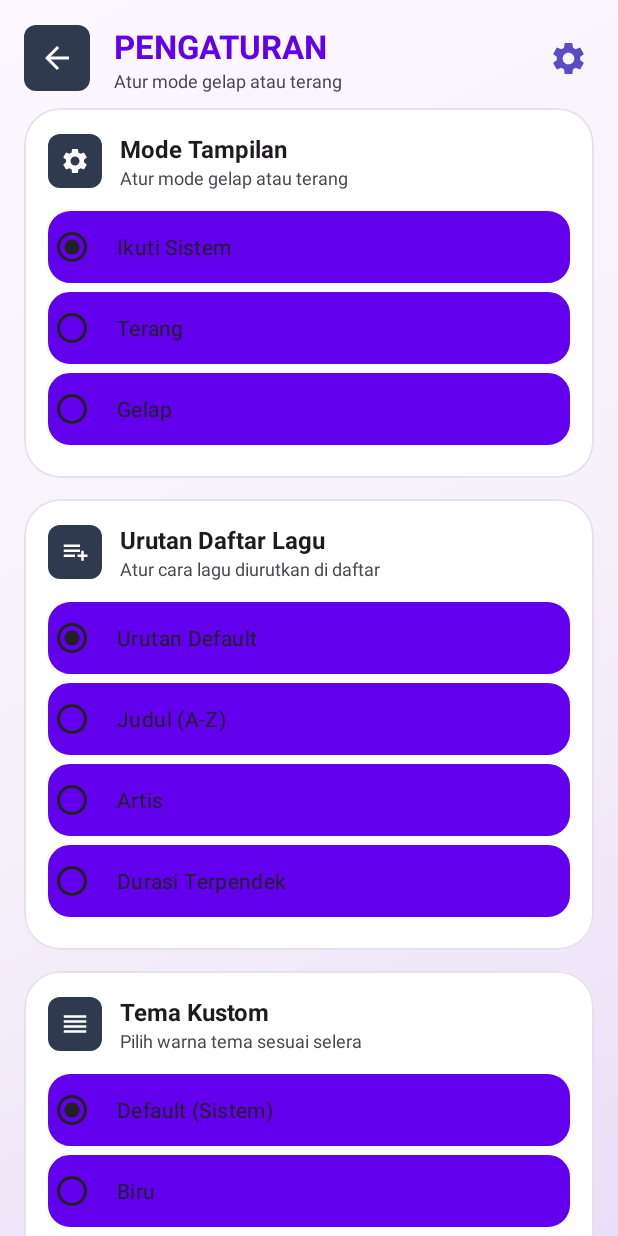
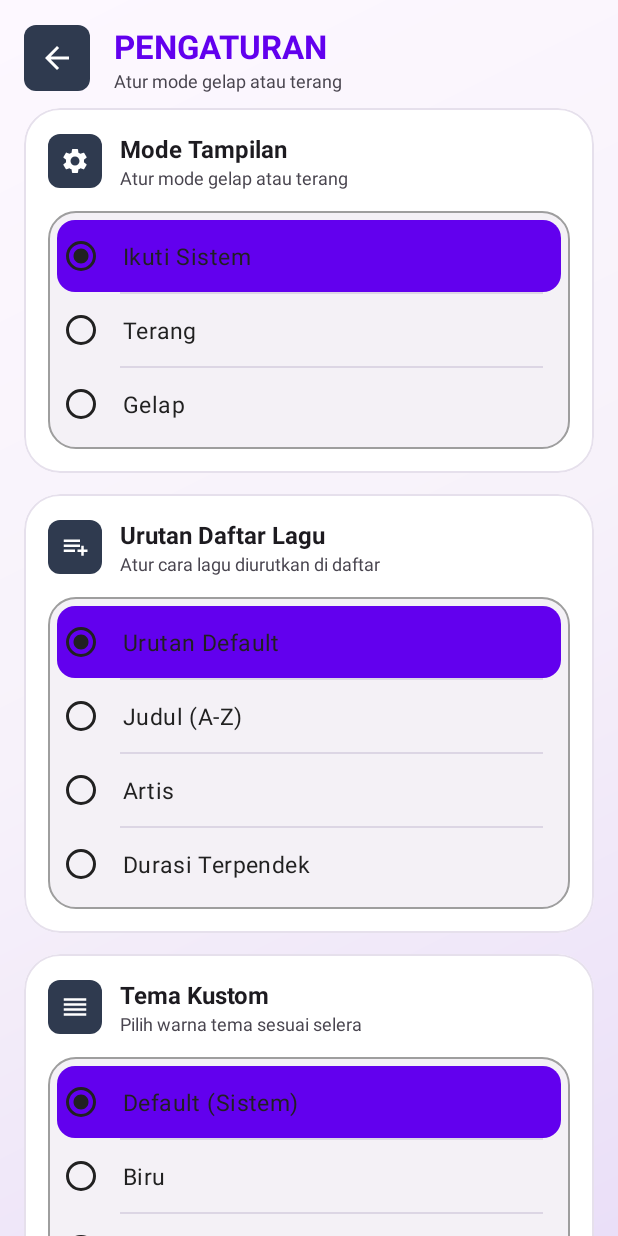
Before and after one commit to Ikram1945/Nx-Music, an Android app: the SettingsActivity screen opened directly, with no data from a screen before it, on a phone screen of 412 x 824 dp. Run offline under Robolectric (Android 15) with nearby library versions, the phone set to English and light mode, and no system bars.

Commit message:
Pengaturan: rombak tampilan — grup pilihan jadi panel terang menyatu + pemisah halus, baris terpilih terisi lembut, ikon gir ganda di header dibuang

```diff
--- /dev/null
+++ b/app/src/main/res/drawable/bg_setting_panel.xml
@@ -0,0 +1,16 @@
+<?xml version="1.0" encoding="utf-8"?>
+<!-- Panel terang TETAP untuk satu grup pilihan pengaturan.
+
+     Warna sengaja dikunci terang (tidak ikut tema): bulatan radio/switch
+     dikunci #212121 oleh SettingsActivity.updateRadioButtonTints() agar
+     selalu terbaca. Panel terang ini pasangannya — di tema gelap kartu
+     seksi berwarna gelap, jadi tanpa panel terang radio gelap akan
+     tenggelam. Jangan ganti ke warna tema. -->
+<shape xmlns:android="http://schemas.android.com/apk/res/android"
+    android:shape="rectangle">
+    <solid android:color="@color/setting_panel_bg"/>
+    <corners android:radius="18dp"/>
+    <stroke
+        android:width="1dp"
+        android:color="@color/setting_option_border"/>
+</shape>
--- /dev/null
+++ b/app/src/main/res/drawable/bg_setting_row.xml
@@ -0,0 +1,18 @@
+<?xml version="1.0" encoding="utf-8"?>
+<!-- Latar satu baris pilihan di dalam panel pengaturan (bg_setting_panel).
+     Baris biasa transparan (menyatu dengan panel); baris terpilih terisi
+     warna lembut. Warna tetap, pasangan panel terang — lihat catatan di
+     bg_setting_panel.xml. -->
+<selector xmlns:android="http://schemas.android.com/apk/res/android">
+    <item android:state_checked="true">
+        <shape android:shape="rectangle">
+            <solid android:color="@color/setting_row_selected"/>
+            <corners android:radius="12dp"/>
+        </shape>
+    </item>
+    <item>
+        <shape android:shape="rectangle">
+            <solid android:color="@android:color/transparent"/>
+        </shape>
+    </item>
+</selector>
--- a/app/src/main/res/layout/activity_settings.xml
+++ b/app/src/main/res/layout/activity_settings.xml
@@ -51,12 +51,6 @@
                 android:textSize="12sp"/>
         </LinearLayout>
 
-        <ImageView
-            android:layout_width="26dp"
-            android:layout_height="26dp"
-            android:src="@drawable/ic_settings"
-            android:tint="@color/primary"
-            android:contentDescription="@string/settings"/>
     </LinearLayout>
 
     <!-- Konten scroll -->
@@ -136,50 +130,63 @@
                         android:layout_width="match_parent"
                         android:layout_height="wrap_content"
                         android:layout_marginTop="14dp"
-                        android:orientation="vertical">
+                        android:orientation="vertical"
+                        android:background="@drawable/bg_setting_panel"
+                        android:padding="6dp">
 
                         <RadioButton
                             android:id="@+id/theme_follow_system"
                             android:layout_width="match_parent"
                             android:layout_height="wrap_content"
-                            android:layout_marginBottom="6dp"
-                            android:background="@drawable/bg_setting_option"
+                            android:background="@drawable/bg_setting_row"
                             android:buttonTint="@color/setting_radio_fixed"
-                            android:paddingStart="14dp"
-                            android:paddingEnd="14dp"
+                            android:paddingStart="12dp"
+                            android:paddingEnd="12dp"
                             android:paddingTop="12dp"
                             android:paddingBottom="12dp"
                             android:text="@string/theme_follow_system"
                             android:textColor="@color/setting_option_text"
-                            android:textSize="14sp"/>
+                            android:textSize="15sp"/>
+                        <View
+                            android:layout_width="match_parent"
+                            android:layout_height="1dp"
+                            android:layout_marginStart="42dp"
+                            android:layout_marginEnd="12dp"
+                            android:background="@color/setting_row_divider"/>
+
                         <RadioButton
                             android:id="@+id/theme_light"
                             android:layout_width="match_parent"
                             android:layout_height="wrap_content"
-                            android:layout_marginBottom="6dp"
-                            android:background="@drawable/bg_setting_option"
+                            android:background="@drawable/bg_setting_row"
                             android:buttonTint="@color/setting_radio_fixed"
-                            android:paddingStart="14dp"
-                            android:paddingEnd="14dp"
+                            android:paddingStart="12dp"
+                            android:paddingEnd="12dp"
                             android:paddingTop="12dp"
                             android:paddingBottom="12dp"
                             android:text="@string/theme_light"
                             android:textColor="@color/setting_option_text"
-                            android:textSize="14sp"/>
+                            android:textSize="15sp"/>
+                        <View
+                            android:layout_width="match_parent"
+                            android:layout_height="1dp"
+                            android:layout_marginStart="42dp"
+                            android:layout_marginEnd="12dp"
+                            android:background="@color/setting_row_divider"/>
+
                         <RadioButton
                             android:id="@+id/theme_dark"
                             android:layout_width="match_parent"
                             android:layout_height="wrap_content"
-                            android:layout_marginBottom="6dp"
-                            android:background="@drawable/bg_setting_option"
+                            android:background="@drawable/bg_setting_row"
                             android:buttonTint="@color/setting_radio_fixed"
-                            android:paddingStart="14dp"
-                            android:paddingEnd="14dp"
+                            android:paddingStart="12dp"
+                            android:paddingEnd="12dp"
                             android:paddingTop="12dp"
                             android:paddingBottom="12dp"
                             android:text="@string/theme_dark"
                             android:textColor="@color/setting_option_text"
-                            android:textSize="14sp"/>
+                            android:textSize="15sp"/>
                     </RadioGroup>
                 </LinearLayout>
             </com.google.android.material.card.MaterialCardView>
@@ -245,64 +252,83 @@
                         android:layout_width="match_parent"
                         android:layout_height="wrap_content"
                         android:layout_marginTop="14dp"
-                        android:orientation="vertical">
+                        android:orientation="vertical"
+                        android:background="@drawable/bg_setting_panel"
+                        android:padding="6dp">
 
                         <RadioButton
                             android:id="@+id/sort_default"
                             android:layout_width="match_parent"
                             android:layout_height="wrap_content"
-                            android:layout_marginBottom="6dp"
-                            android:background="@drawable/bg_setting_option"
+                            android:background="@drawable/bg_setting_row"
                             android:buttonTint="@color/setting_radio_fixed"
-                            android:paddingStart="14dp"
-                            android:paddingEnd="14dp"
+                            android:paddingStart="12dp"
+                            android:paddingEnd="12dp"
                             android:paddingTop="12dp"
                             android:paddingBottom="12dp"
                             android:text="@string/sort_default"
                             android:textColor="@color/setting_option_text"
-                            android:textSize="14sp"/>
+                            android:textSize="15sp"/>
+                        <View
+                            android:layout_width="match_parent"
+                            android:layout_height="1dp"
+                            android:layout_marginStart="42dp"
+                            android:layout_marginEnd="12dp"
+                            android:background="@color/setting_row_divider"/>
+
                         <RadioButton
                             android:id="@+id/sort_title"
                             android:layout_width="match_parent"
                             android:layout_height="wrap_content"
-                            android:layout_marginBottom="6dp"
-                            android:background="@drawable/bg_setting_option"
+                            android:background="@drawable/bg_setting_row"
                             android:buttonTint="@color/setting_radio_fixed"
-                            android:paddingStart="14dp"
-                            android:paddingEnd="14dp"
+                            android:paddingStart="12dp"
+                            android:paddingEnd="12dp"
                             android:paddingTop="12dp"
                             android:paddingBottom="12dp"
                             android:text="@string/sort_title"
                             android:textColor="@color/setting_option_text"
-                            android:textSize="14sp"/>
+                            android:textSize="15sp"/>
+                        <View
+                            android:layout_width="match_parent"
+                            android:layout_height="1dp"
+                            android:layout_marginStart="42dp"
+                            android:layout_marginEnd="12dp"
+                            android:background="@color/setting_row_divider"/>
+
                         <RadioButton
                             android:id="@+id/sort_artist"
                             android:layout_width="match_parent"
                             android:layout_height="wrap_content"
-                            android:layout_marginBottom="6dp"
-                            android:background="@drawable/bg_setting_option"
+                            android:background="@drawable/bg_setting_row"
                             android:buttonTint="@color/setting_radio_fixed"
-                            android:paddingStart="14dp"
-                            android:paddingEnd="14dp"
+                            android:paddingStart="12dp"
+                            android:paddingEnd="12dp"
                             android:paddingTop="12dp"
                             android:paddingBottom="12dp"
                             android:text="@string/sort_artist"
                             android:textColor="@color/setting_option_text"
-                            android:textSize="14sp"/>
+                            android:textSize="15sp"/>
+                        <View
+                            android:layout_width="match_parent"
+                            android:layout_height="1dp"
+                            android:layout_marginStart="42dp"
+                            android:layout_marginEnd="12dp"
+                            android:background="@color/setting_row_divider"/>
+
                         <RadioButton
                             android:id="@+id/sort_duration"
                             android:layout_width="match_parent"
                             android:layout_height="wrap_content"
-                            android:layout_marginBottom="6dp"
-                            android:background="@drawable/bg_setting_option"
+                            android:background="@drawable/bg_setting_row"
                             android:buttonTint="@color/setting_radio_fixed"
-                            android:paddingStart="14dp"
-                            android:paddingEnd="14dp"
+                            android:paddingStart="12dp"
+                            android:paddingEnd="12dp"
                             android:paddingTop="12dp"
                             android:paddingBottom="12dp"
                             android:text="@string/sort_duration"
                             android:textColor="@color/setting_option_text"
-                            android:textSize="14sp"/>
+                            android:textSize="15sp"/>
                     </RadioGroup>
                 </LinearLayout>
             </com.google.android.material.card.MaterialCardView>
@@ -368,92 +394,123 @@
                         android:layout_width="match_parent"
                         android:layout_height="wrap_content"
                         android:layout_marginTop="14dp"
-                        android:orientation="vertical">
+                        android:orientation="vertical"
+                        android:background="@drawable/bg_setting_panel"
+                        android:padding="6dp">
 
                         <RadioButton
                             android:id="@+id/custom_theme_default"
                             android:layout_width="match_parent"
                             android:layout_height="wrap_content"
-                            android:layout_marginBottom="6dp"
-                            android:background="@drawable/bg_setting_option"
+                            android:background="@drawable/bg_setting_row"
                             android:buttonTint="@color/setting_radio_fixed"
-                            android:paddingStart="14dp"
-                            android:paddingEnd="14dp"
+                            android:paddingStart="12dp"
+                            android:paddingEnd="12dp"
                             android:paddingTop="12dp"
                             android:paddingBottom="12dp"
                             android:text="@string/custom_theme_default"
                             android:textColor="@color/setting_option_text"
-                            android:textSize="14sp"/>
+                            android:textSize="15sp"/>
+                        <View
+                            android:layout_width="match_parent"
+                            android:layout_height="1dp"
+                            android:layout_marginStart="42dp"
+                            android:layout_marginEnd="12dp"
+                            android:background="@color/setting_row_divider"/>
+
                         <RadioButton
                             android:id="@+id/custom_theme_blue"
                             android:layout_width="match_parent"
                             android:layout_height="wrap_content"
-                            android:layout_marginBottom="6dp"
-                            android:background="@drawable/bg_setting_option"
+                            android:background="@drawable/bg_setting_row"
                             android:buttonTint="@color/setting_radio_fixed"
-                            android:paddingStart="14dp"
-                            android:paddingEnd="14dp"
+                            android:paddingStart="12dp"
+                            android:paddingEnd="12dp"
                             android:paddingTop="12dp"
                             android:paddingBottom="12dp"
                             android:text="@string/custom_theme_blue"
                             android:textColor="@color/setting_option_text"
-                            android:textSize="14sp"/>
+                            android:textSize="15sp"/>
+                        <View
+                            android:layout_width="match_parent"
+                            android:layout_height="1dp"
+                            android:layout_marginStart="42dp"
+                            android:layout_marginEnd="12dp"
+                            android:background="@color/setting_row_divider"/>
+
                         <RadioButton
                             android:id="@+id/custom_theme_green"
                             android:layout_width="match_parent"
                             android:layout_height="wrap_content"
-                            android:layout_marginBottom="6dp"
-                            android:background="@drawable/bg_setting_option"
+                            android:background="@drawable/bg_setting_row"
                             android:buttonTint="@color/setting_radio_fixed"
-                            android:paddingStart="14dp"
-                            android:paddingEnd="14dp"
+                            android:paddingStart="12dp"
+                            android:paddingEnd="12dp"
                             android:paddingTop="12dp"
                             android:paddingBottom="12dp"
                             android:text="@string/custom_theme_green"
                             android:textColor="@color/setting_option_text"
-                            android:textSize="14sp"/>
+                            android:textSize="15sp"/>
+                        <View
+                            android:layout_width="match_parent"
+                            android:layout_height="1dp"
+                            android:layout_marginStart="42dp"
+                            android:layout_marginEnd="12dp"
+                            android:background="@color/setting_row_divider"/>
+
                         <RadioButton
                             android:id="@+id/custom_theme_purple"
                             android:layout_width="match_parent"
                             android:layout_height="wrap_content"
-                            android:layout_marginBottom="6dp"
-                            android:background="@drawable/bg_setting_option"
+                            android:background="@drawable/bg_setting_row"
                             android:buttonTint="@color/setting_radio_fixed"
-                            android:paddingStart="14dp"
-                            android:paddingEnd="14dp"
+                            android:paddingStart="12dp"
+                            android:paddingEnd="12dp"
                             android:paddingTop="12dp"
                             android:paddingBottom="12dp"
                             android:text="@string/custom_theme_purple"
                             android:textColor="@color/setting_option_text"
-                            android:textSize="14sp"/>
+                            android:textSize="15sp"/>
+                        <View
+                            android:layout_width="match_parent"
+                            android:layout_height="1dp"
+                            android:layout_marginStart="42dp"
+                            android:layout_marginEnd="12dp"
+                            android:background="@color/setting_row_divider"/>
+
                         <RadioButton
                             android:id="@+id/custom_theme_orange"
                             android:layout_width="match_parent"
                             android:layout_height="wrap_content"
-                            android:layout_marginBottom="6dp"
-                            android:background="@drawable/bg_setting_option"
+                            android:background="@drawable/bg_setting_row"
                             android:buttonTint="@color/setting_radio_fixed"
-                            android:paddingStart="14dp"
-                            android:paddingEnd="14dp"
+                            android:paddingStart="12dp"
+                            android:paddingEnd="12dp"
                             android:paddingTop="12dp"
                             android:paddingBottom="12dp"
                             android:text="@string/custom_theme_orange"
                             android:textColor="@color/setting_option_text"
-                            android:textSize="14sp"/>
+                            android:textSize="15sp"/>
+                        <View
+                            android:layout_width="match_parent"
+                            android:layout_height="1dp"
+                            android:layout_marginStart="42dp"
+                            android:layout_marginEnd="12dp"
+                            android:background="@color/setting_row_divider"/>
+
                         <RadioButton
                             android:id="@+id/custom_theme_red"
                             android:layout_width="match_parent"
                             android:layout_height="wrap_content"
-                            android:layout_marginBottom="6dp"
-                            android:background="@drawable/bg_setting_option"
+                            android:background="@drawable/bg_setting_row"
                             android:buttonTint="@color/setting_radio_fixed"
-                            android:paddingStart="14dp"
-                            android:paddingEnd="14dp"
+                            android:paddingStart="12dp"
+                            android:paddingEnd="12dp"
                             android:paddingTop="12dp"
                             android:paddingBottom="12dp"
                             android:text="@string/custom_theme_red"
                             android:textColor="@color/setting_option_text"
-                            android:textSize="14sp"/>
+                            android:textSize="15sp"/>
                     </RadioGroup>
                 </LinearLayout>
             </com.google.android.material.card.MaterialCardView>
@@ -519,7 +576,7 @@
                         android:layout_width="match_parent"
                         android:layout_height="wrap_content"
                         android:layout_marginTop="12dp"
-                        android:background="@drawable/bg_setting_option"
+                        android:background="@drawable/bg_setting_panel"
                         android:paddingStart="14dp"
                         android:paddingEnd="14dp"
                         android:paddingTop="12dp"
@@ -588,6 +645,7 @@
 
                     <Button
                         android:id="@+id/btn_clear_history"
+                        android:textAllCaps="false"
                         android:layout_width="match_parent"
                         android:layout_height="wrap_content"
                         android:layout_marginTop="14dp"
--- a/app/src/main/res/values/colors.xml
+++ b/app/src/main/res/values/colors.xml
@@ -57,6 +57,9 @@
     <color name="setting_option_bg_selected">#DEDEDE</color>
     <color name="setting_option_border">#9E9E9E</color>
     <color name="setting_option_text_fixed">#212121</color>
+    <color name="setting_panel_bg">#F4F1F6</color>
+    <color name="setting_row_selected">#E3DCF0</color>
+    <color name="setting_row_divider">#DCD6E4</color>
 
     <!-- Warna ikon launcher -->
     <color name="ic_launcher_background">#5B4BC4</color>
```
